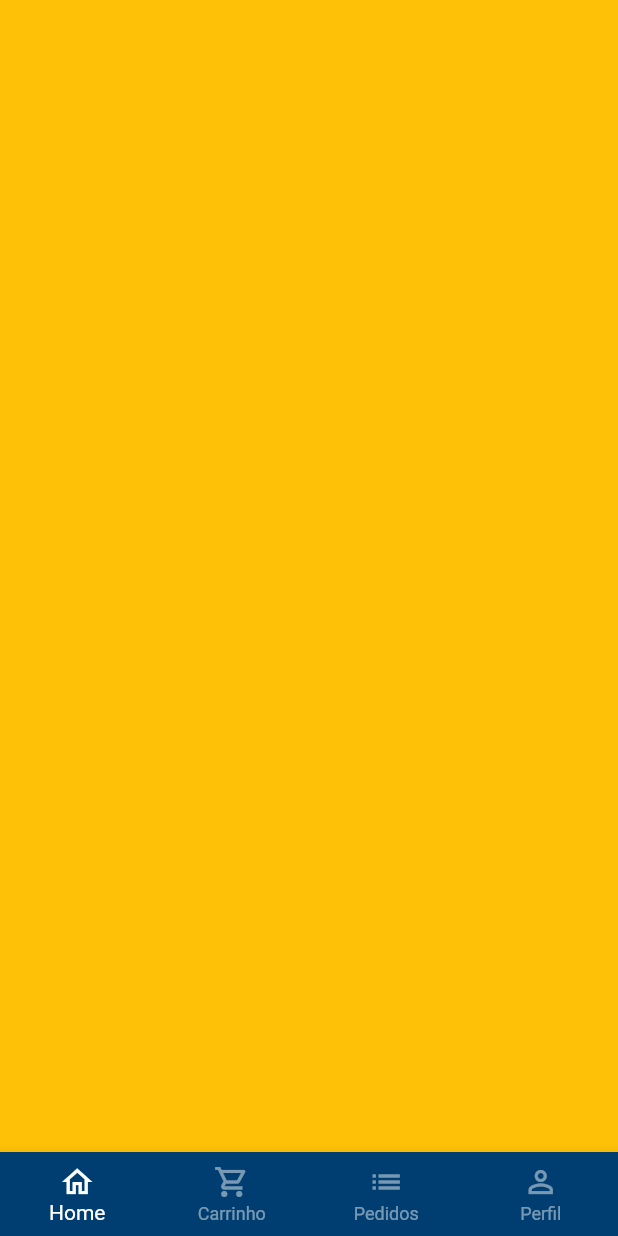
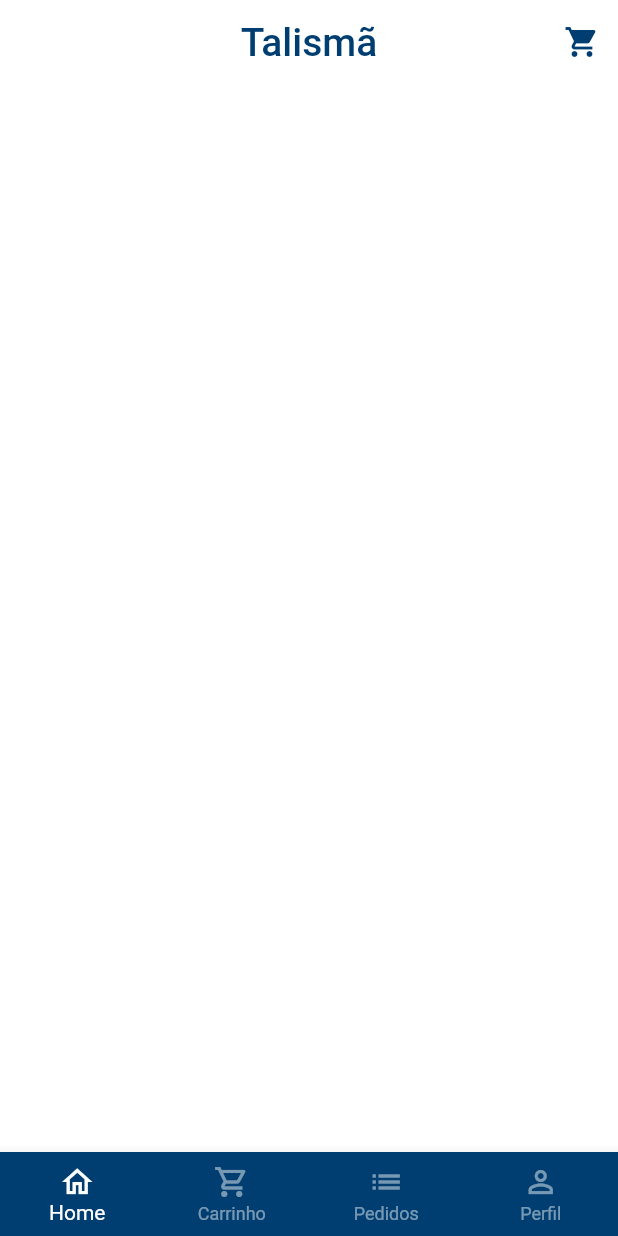
Before and after one commit to MatheusBrandao525/loja_online_com_flutter, a Flutter app: the screen it shows after launch, after a tap on "Entrar", on a phone screen of 412 x 824 dp. Run offline on Flutter 3.47's test engine with Material 2 defaults, Android fonts, the phone set to English and light mode, and no system bars; our stand-ins replace animated_text_kit, mask_text_input_formatter.

Commit message:
AppBar da tala home, nome aplicativo e icone de carrinho.

```diff
--- a/lib/main.dart
+++ b/lib/main.dart
@@ -14,6 +14,7 @@ class MyApp extends StatelessWidget {
       title: 'Flutter Demo',
       theme: ThemeData(
         primarySwatch: Colors.blue,
+        scaffoldBackgroundColor: Colors.white.withAlpha(250),
       ),
       debugShowCheckedModeBanner: false,
       home: const SignInScreen(),
--- a/lib/src/base/base_screen.dart
+++ b/lib/src/base/base_screen.dart
@@ -1,4 +1,5 @@
 import 'package:flutter/material.dart';
+import 'package:loja_online/src/home/home_tab.dart';
 
 class BaseScreen extends StatefulWidget {
   const BaseScreen({Key? key}) : super(key: key);
@@ -18,9 +19,7 @@ class _BaseScreenState extends State<BaseScreen> {
         physics: const NeverScrollableScrollPhysics(),
         controller: pageController,
         children: [
-          Container(
-            color: Colors.amber,
-          ),
+          const HomeTab(),
           Container(
             color: Colors.red,
           ),
--- /dev/null
+++ b/lib/src/home/home_tab.dart
@@ -0,0 +1,45 @@
+import 'package:flutter/material.dart';
+
+class HomeTab extends StatelessWidget {
+  const HomeTab({Key? key}) : super(key: key);
+
+  @override
+  Widget build(BuildContext context) {
+    return Scaffold(
+      // AppBar
+      appBar: AppBar(
+        backgroundColor: Colors.transparent,
+        elevation: 0,
+        centerTitle: true,
+        title: const Text.rich(
+          TextSpan(
+            children: [
+              TextSpan(
+                text: 'Talismã',
+                style: TextStyle(
+                  color: Color.fromARGB(255, 0, 62, 113),
+                  fontSize: 26,
+                ),
+              ),
+            ],
+          ),
+        ),
+        actions: [
+          IconButton(
+            onPressed: () {},
+            icon: const Icon(
+              Icons.shopping_cart,
+              color: Color.fromARGB(255, 0, 62, 113),
+            ),
+          ),
+        ],
+      ),
+
+      // Campo pesquisa
+
+      // Categorias
+
+      // Grid
+    );
+  }
+}
```
